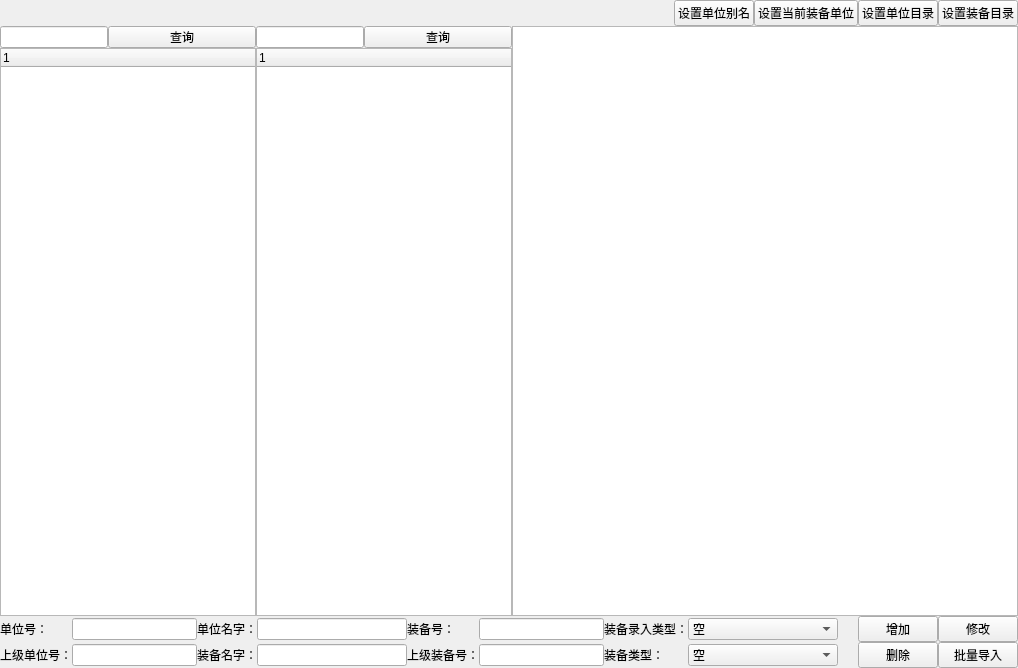
Above: widgets/strengthDisturb/select_set.ui from Belos10/Equip before the change. Below: the same form after it.
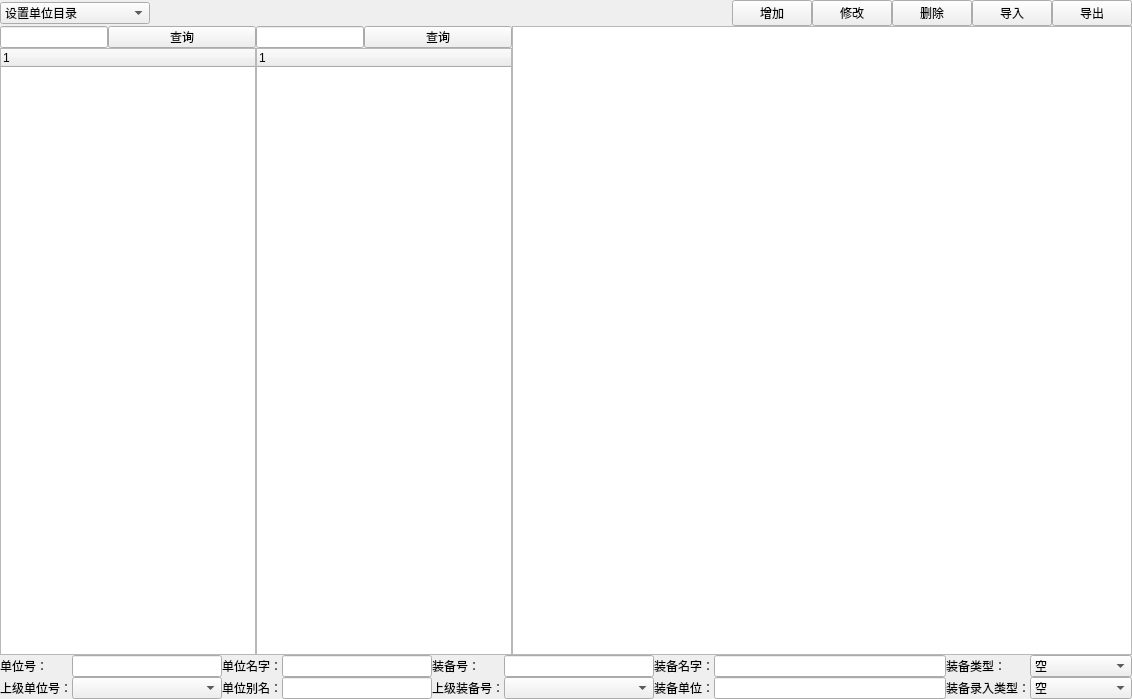
That is the form after the change.

```diff
--- a/widgets/strengthDisturb/select_set.ui
+++ b/widgets/strengthDisturb/select_set.ui
@@ -6,8 +6,8 @@
    <rect>
     <x>0</x>
     <y>0</y>
-    <width>1018</width>
-    <height>668</height>
+    <width>1132</width>
+    <height>699</height>
    </rect>
   </property>
   <property name="windowTitle">
@@ -49,6 +49,26 @@
       </property>
       <item row="0" column="0">
        <layout class="QHBoxLayout" name="horizontalLayout">
+        <item>
+         <widget class="QComboBox" name="cb_setChoose">
+          <property name="minimumSize">
+           <size>
+            <width>150</width>
+            <height>0</height>
+           </size>
+          </property>
+          <item>
+           <property name="text">
+            <string>设置单位目录</string>
+           </property>
+          </item>
+          <item>
+           <property name="text">
+            <string>设置装备目录</string>
+           </property>
+          </item>
+         </widget>
+        </item>
         <item>
          <spacer name="horizontalSpacer">
           <property name="orientation">
@@ -63,30 +83,37 @@
          </spacer>
         </item>
         <item>
-         <widget class="QPushButton" name="pb_setUnitAlias">
+         <widget class="QPushButton" name="pb_add">
           <property name="text">
-           <string>设置单位别名</string>
+           <string>增加</string>
           </property>
          </widget>
         </item>
         <item>
-         <widget class="QPushButton" name="pb_setEquipUnit">
+         <widget class="QPushButton" name="pb_update">
           <property name="text">
-           <string>设置当前装备单位</string>
+           <string>修改</string>
           </property>
          </widget>
         </item>
         <item>
-         <widget class="QPushButton" name="pb_setUnit">
+         <widget class="QPushButton" name="pb_del">
           <property name="text">
-           <string>设置单位目录</string>
+           <string>删除</string>
           </property>
          </widget>
         </item>
         <item>
-         <widget class="QPushButton" name="pb_setEquip">
+         <widget class="QPushButton" name="pb_input">
           <property name="text">
-           <string>设置装备目录</string>
+           <string>导入</string>
+          </property>
+         </widget>
+        </item>
+        <item>
+         <widget class="QPushButton" name="pb_output">
+          <property name="text">
+           <string>导出</string>
           </property>
          </widget>
         </item>
@@ -278,89 +305,6 @@
         <property name="spacing">
          <number>0</number>
         </property>
-        <item row="0" column="7">
-         <widget class="QComboBox" name="cb_inputType">
-          <property name="sizePolicy">
-           <sizepolicy hsizetype="Maximum" vsizetype="Fixed">
-            <horstretch>0</horstretch>
-            <verstretch>0</verstretch>
-           </sizepolicy>
-          </property>
-          <property name="minimumSize">
-           <size>
-            <width>150</width>
-            <height>0</height>
-           </size>
-          </property>
-          <item>
-           <property name="text">
-            <string>空</string>
-           </property>
-          </item>
-          <item>
-           <property name="text">
-            <string>逐号录入</string>
-           </property>
-          </item>
-          <item>
-           <property name="text">
-            <string>逐批录入</string>
-           </property>
-          </item>
-         </widget>
-        </item>
-        <item row="0" column="2">
-         <widget class="QLabel" name="lb_unitName">
-          <property name="text">
-           <string>单位名字：</string>
-          </property>
-         </widget>
-        </item>
-        <item row="0" column="0">
-         <widget class="QLabel" name="lb_unitID">
-          <property name="text">
-           <string>单位号：</string>
-          </property>
-         </widget>
-        </item>
-        <item row="0" column="4">
-         <widget class="QLabel" name="lb_equipID">
-          <property name="text">
-           <string>装备号：</string>
-          </property>
-         </widget>
-        </item>
-        <item row="0" column="6">
-         <widget class="QLabel" name="lb_inputType">
-          <property name="text">
-           <string>装备录入类型：</string>
-          </property>
-         </widget>
-        </item>
-        <item row="0" column="9">
-         <widget class="QPushButton" name="pb_add">
-          <property name="text">
-           <string>增加</string>
-          </property>
-         </widget>
-        </item>
-        <item row="0" column="10">
-         <widget class="QPushButton" name="pb_update">
-          <property name="text">
-           <string>修改</string>
-          </property>
-         </widget>
-        </item>
-        <item row="1" column="3">
-         <widget class="QLineEdit" name="le_equipName">
-          <property name="maximumSize">
-           <size>
-            <width>150</width>
-            <height>16777215</height>
-           </size>
-          </property>
-         </widget>
-        </item>
         <item row="1" column="0">
          <widget class="QLabel" name="lb_unitUper">
           <property name="text">
@@ -371,7 +315,7 @@
         <item row="1" column="2">
          <widget class="QLabel" name="lb_equipName">
           <property name="text">
-           <string>装备名字：</string>
+           <string>单位别名：</string>
           </property>
          </widget>
         </item>
@@ -382,31 +326,28 @@
           </property>
          </widget>
         </item>
+        <item row="1" column="3">
+         <widget class="QLineEdit" name="le_unitAlias">
+          <property name="maximumSize">
+           <size>
+            <width>150</width>
+            <height>16777215</height>
+           </size>
+          </property>
+         </widget>
+        </item>
+        <item row="0" column="6">
+         <widget class="QLabel" name="lb_inputType">
+          <property name="text">
+           <string>装备名字：</string>
+          </property>
+         </widget>
+        </item>
         <item row="1" column="7">
-         <widget class="QComboBox" name="cb_equipType">
-          <item>
-           <property name="text">
-            <string>空</string>
-           </property>
-          </item>
-          <item>
-           <property name="text">
-            <string>通用装备</string>
-           </property>
-          </item>
-          <item>
-           <property name="text">
-            <string>专用装备</string>
-           </property>
-          </item>
-         </widget>
+         <widget class="QLineEdit" name="le_equipUnit"/>
         </item>
-        <item row="1" column="9">
-         <widget class="QPushButton" name="pb_del">
-          <property name="text">
-           <string>删除</string>
-          </property>
-         </widget>
+        <item row="0" column="7">
+         <widget class="QLineEdit" name="le_equipName"/>
         </item>
         <item row="0" column="3">
          <widget class="QLineEdit" name="le_unitName">
@@ -424,53 +365,10 @@
           </property>
          </widget>
         </item>
-        <item row="1" column="10">
-         <widget class="QPushButton" name="pb_input">
-          <property name="text">
-           <string>批量导入</string>
-          </property>
-         </widget>
-        </item>
         <item row="1" column="6">
          <widget class="QLabel" name="lb_equipType">
           <property name="text">
-           <string>装备类型：</string>
-          </property>
-         </widget>
-        </item>
-        <item row="0" column="8">
-         <spacer name="horizontalSpacer_2">
-          <property name="orientation">
-           <enum>Qt::Horizontal</enum>
-          </property>
-          <property name="sizeType">
-           <enum>QSizePolicy::Fixed</enum>
-          </property>
-          <property name="sizeHint" stdset="0">
-           <size>
-            <width>20</width>
-            <height>20</height>
-           </size>
-          </property>
-         </spacer>
-        </item>
-        <item row="1" column="1">
-         <widget class="QLineEdit" name="le_unitUper">
-          <property name="maximumSize">
-           <size>
-            <width>150</width>
-            <height>16777215</height>
-           </size>
-          </property>
-         </widget>
-        </item>
-        <item row="0" column="1">
-         <widget class="QLineEdit" name="le_unitID">
-          <property name="maximumSize">
-           <size>
-            <width>150</width>
-            <height>16777215</height>
-           </size>
+           <string>装备单位：</string>
           </property>
          </widget>
         </item>
@@ -484,15 +382,94 @@
           </property>
          </widget>
         </item>
+        <item row="0" column="1">
+         <widget class="QLineEdit" name="le_unitID">
+          <property name="maximumSize">
+           <size>
+            <width>150</width>
+            <height>16777215</height>
+           </size>
+          </property>
+         </widget>
+        </item>
+        <item row="0" column="4">
+         <widget class="QLabel" name="lb_equipID">
+          <property name="text">
+           <string>装备号：</string>
+          </property>
+         </widget>
+        </item>
+        <item row="0" column="2">
+         <widget class="QLabel" name="lb_unitName">
+          <property name="text">
+           <string>单位名字：</string>
+          </property>
+         </widget>
+        </item>
+        <item row="0" column="0">
+         <widget class="QLabel" name="lb_unitID">
+          <property name="text">
+           <string>单位号：</string>
+          </property>
+         </widget>
+        </item>
+        <item row="0" column="8">
+         <widget class="QLabel" name="label">
+          <property name="text">
+           <string>装备类型：</string>
+          </property>
+         </widget>
+        </item>
+        <item row="0" column="9">
+         <widget class="QComboBox" name="cb_equipType">
+          <item>
+           <property name="text">
+            <string>空</string>
+           </property>
+          </item>
+          <item>
+           <property name="text">
+            <string>通用装备</string>
+           </property>
+          </item>
+          <item>
+           <property name="text">
+            <string>专用装备</string>
+           </property>
+          </item>
+         </widget>
+        </item>
+        <item row="1" column="8">
+         <widget class="QLabel" name="label_2">
+          <property name="text">
+           <string>装备录入类型：</string>
+          </property>
+         </widget>
+        </item>
+        <item row="1" column="9">
+         <widget class="QComboBox" name="cb_inputType">
+          <item>
+           <property name="text">
+            <string>空</string>
+           </property>
+          </item>
+          <item>
+           <property name="text">
+            <string>逐号录入信息</string>
+           </property>
+          </item>
+          <item>
+           <property name="text">
+            <string>逐批录入信息</string>
+           </property>
+          </item>
+         </widget>
+        </item>
         <item row="1" column="5">
-         <widget class="QLineEdit" name="le_equipUper">
-          <property name="maximumSize">
-           <size>
-            <width>150</width>
-            <height>16777215</height>
-           </size>
-          </property>
-         </widget>
+         <widget class="QComboBox" name="cb_equipUper"/>
+        </item>
+        <item row="1" column="1">
+         <widget class="QComboBox" name="cb_unitUper"/>
         </item>
        </layout>
       </item>
```
